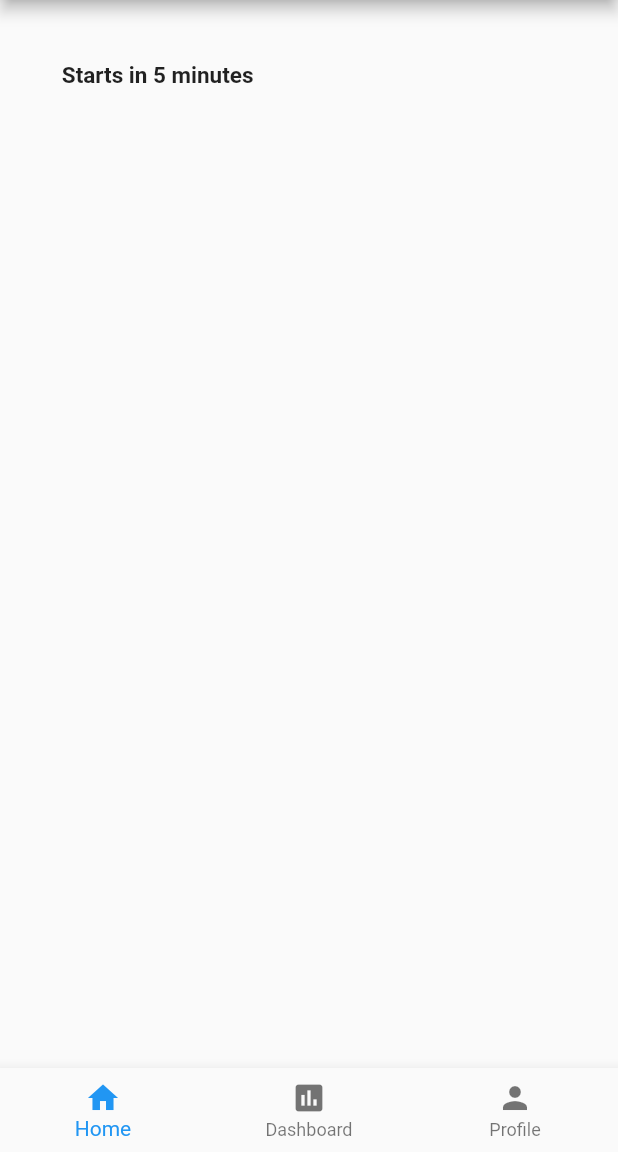
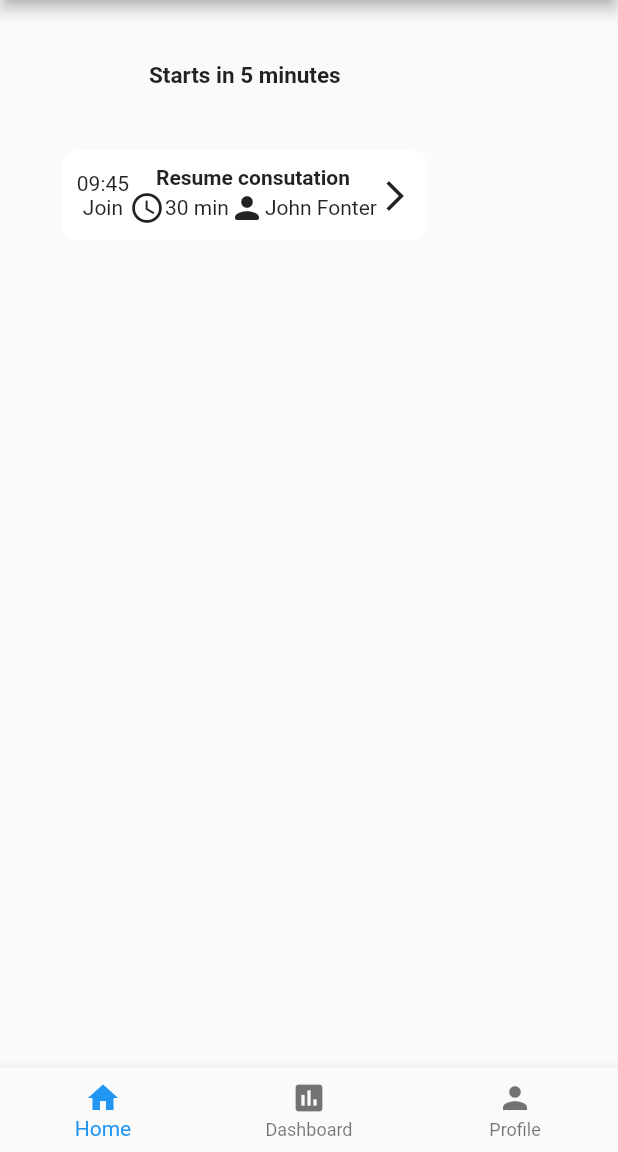
Before and after one commit to Thongek-wpm/flutter_project_test, a Flutter app: the screen it shows after launch, on a phone screen of 412 x 824 dp, the part 84-1236 px from its top. Run offline on Flutter 3.47's test engine with Material 2 defaults, Android fonts, the phone set to English and light mode, and no system bars.

Commit message:
Update homeUI.dart

```diff
--- a/lib/screen/homeUI.dart
+++ b/lib/screen/homeUI.dart
@@ -39,6 +39,42 @@ class _HomeUiState extends State<HomeUi> {
                         top: MediaQuery.of(context).size.width * 0.1,
                       ),
                     ),
+                    Container(
+                      padding: EdgeInsets.all(10),
+                      decoration: BoxDecoration(
+                        color: Colors.white,
+                        borderRadius: BorderRadius.circular(10),
+                      ),
+                      child: Row(
+                        children: [
+                          Column(
+                            children: [
+                              Text('09:45'),
+                              Text('Join'),
+                            ],
+                          ),
+                          Column(
+                            children: [
+                              Text(
+                                'Resume consutation',
+                                style: TextStyle(
+                                  fontWeight: FontWeight.bold,
+                                ),
+                              ),
+                              Row(
+                                children: [
+                                  Icon(Icons.access_time_sharp),
+                                  Text('30 min'),
+                                  Icon(Icons.person_rounded),
+                                  Text('John Fonter'),
+                                ],
+                              ),
+                            ],
+                          ),
+                          Icon(Icons.arrow_forward_ios),
+                        ],
+                      ),
+                    ),
                   ],
                 ),
               ],
```
